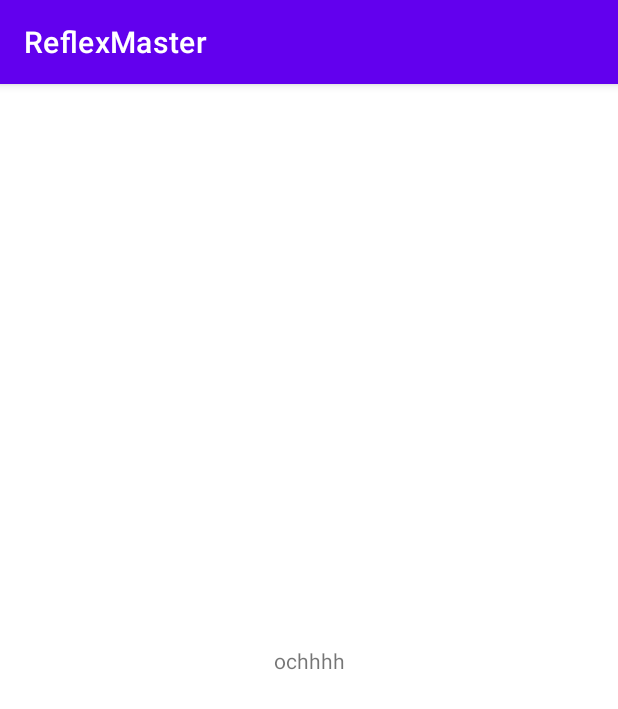
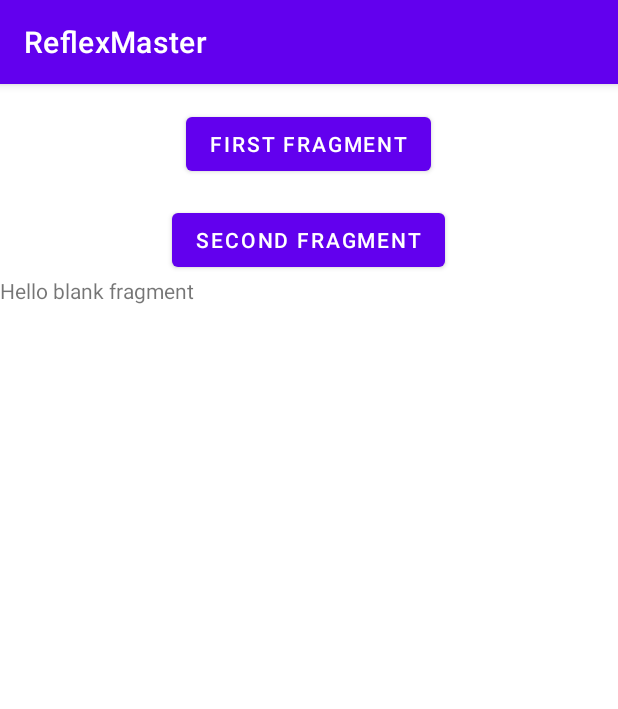
Before and after one commit to PeterHodas/ReflexMaster, an Android app: the screen it shows after launch (MainActivity), on a phone screen of 412 x 824 dp. Shown: the top 709 px of the screen. Run offline under Robolectric (Android 15) with nearby library versions, the phone set to English and light mode, and no system bars.

Commit message:
nejde to

```diff
--- a/app/src/main/java/com/example/reflexmaster/MainActivity.kt
+++ b/app/src/main/java/com/example/reflexmaster/MainActivity.kt
@@ -2,10 +2,43 @@ package com.example.reflexmaster
 
 import androidx.appcompat.app.AppCompatActivity
 import android.os.Bundle
+import android.view.View
+import android.widget.Button
+import androidx.fragment.app.Fragment
 
 class MainActivity : AppCompatActivity() {
     override fun onCreate(savedInstanceState: Bundle?) {
         super.onCreate(savedInstanceState)
         setContentView(R.layout.activity_main)
+
+        // Pri spustení aktivity nastavíme prvý fragment ako aktívny
+        supportFragmentManager.beginTransaction()
+            .replace(R.id.fragment_container, MainFragment())  //FirstFragment() -> MainFragment
+            .commit()
+
+        // Nastavíme OnClickListener pre tlačidlá na preklikávanie medzi fragmentmi
+       /* button_first.setOnClickListener {
+            replaceFragment(MainFragment())
+        }
+
+        button_second.setOnClickListener {
+            replaceFragment(MenuFragment())
+        }*/
+    }
+
+    // Nastavíme OnClickListener pre tlačidlá na preklikávanie medzi fragmentmi
+    fun onButtonClick1(view: View) {
+        replaceFragment(MainFragment())
+    }
+
+    fun onButtonClick2(view: View) {
+        replaceFragment(MenuFragment())
+    }
+
+    // Funkcia pre nahradenie aktívneho fragmentu
+    private fun replaceFragment(fragment: Fragment) {
+        supportFragmentManager.beginTransaction()
+            .replace(R.id.fragment_container, fragment)
+            .commit()
     }
 }
--- /dev/null
+++ b/app/src/main/java/com/example/reflexmaster/MainFragment.kt
@@ -0,0 +1,31 @@
+package com.example.reflexmaster
+
+import android.os.Bundle
+import androidx.fragment.app.Fragment
+import android.view.LayoutInflater
+import android.view.View
+import android.view.ViewGroup
+
+
+class MainFragment : Fragment() {
+
+
+    override fun onCreate(savedInstanceState: Bundle?) {
+        super.onCreate(savedInstanceState)
+        arguments?.let {
+
+        }
+    }
+
+    /*override fun onCreateView(
+        inflater: LayoutInflater, container: ViewGroup?,
+        savedInstanceState: Bundle?
+    ): View? {
+        // Inflate the layout for this fragment
+        return inflater.inflate(R.layout.fragment_main, container, false)
+    }*/
+
+    override fun onCreateView(inflater: LayoutInflater, container: ViewGroup?, savedInstanceState: Bundle?): View? {
+        return inflater.inflate(R.layout.fragment_main, container, false)
+    }
+}
--- /dev/null
+++ b/app/src/main/java/com/example/reflexmaster/MenuFragment.kt
@@ -0,0 +1,24 @@
+package com.example.reflexmaster
+
+import android.os.Bundle
+import androidx.fragment.app.Fragment
+import android.view.LayoutInflater
+import android.view.View
+import android.view.ViewGroup
+
+
+class MenuFragment : Fragment() {
+
+
+    override fun onCreate(savedInstanceState: Bundle?) {
+        super.onCreate(savedInstanceState)
+        arguments?.let {
+
+        }
+    }
+
+    override fun onCreateView(inflater: LayoutInflater, container: ViewGroup?, savedInstanceState: Bundle?): View? {
+        return inflater.inflate(R.layout.fragment_menu, container, false)
+    }
+
+}
--- a/app/src/main/res/layout/activity_main.xml
+++ b/app/src/main/res/layout/activity_main.xml
@@ -6,13 +6,40 @@
     android:layout_height="match_parent"
     tools:context=".MainActivity">
 
-    <TextView
-        android:layout_width="wrap_content"
-        android:layout_height="wrap_content"
-        android:text="ochhhh"
-        app:layout_constraintBottom_toBottomOf="parent"
-        app:layout_constraintEnd_toEndOf="parent"
-        app:layout_constraintStart_toStartOf="parent"
-        app:layout_constraintTop_toTopOf="parent" />
+    <RelativeLayout
+        android:layout_width="match_parent"
+        android:layout_height="match_parent">
+
+        <!-- Tlačidlá na preklikávanie medzi fragmentmi -->
+        <Button
+            android:id="@+id/button_first"
+            android:layout_width="wrap_content"
+            android:layout_height="wrap_content"
+            android:layout_alignParentTop="true"
+            android:layout_centerHorizontal="true"
+            android:layout_marginTop="16dp"
+            android:clickable="false"
+            android:text="First Fragment"
+            android:onClick="onButtonClick1"/>
+
+        <Button
+            android:id="@+id/button_second"
+            android:layout_width="wrap_content"
+            android:layout_height="wrap_content"
+            android:text="Second Fragment"
+            android:layout_below="@+id/button_first"
+            android:layout_marginTop="16dp"
+            android:layout_centerHorizontal="true"
+            android:onClick="onButtonClick2"/>
+
+        <!-- Kontajner pre fragmenty -->
+        <FrameLayout
+            android:id="@+id/fragment_container"
+            android:layout_width="match_parent"
+            android:layout_height="match_parent"
+            android:layout_below="@+id/button_second"/>
+
+    </RelativeLayout>
+
 
 </androidx.constraintlayout.widget.ConstraintLayout>
--- /dev/null
+++ b/app/src/main/res/layout/fragment_main.xml
@@ -0,0 +1,14 @@
+<?xml version="1.0" encoding="utf-8"?>
+<FrameLayout xmlns:android="http://schemas.android.com/apk/res/android"
+    xmlns:tools="http://schemas.android.com/tools"
+    android:layout_width="match_parent"
+    android:layout_height="match_parent"
+    tools:context=".MainFragment">
+
+    <!-- TODO: Update blank fragment layout -->
+    <TextView
+        android:layout_width="match_parent"
+        android:layout_height="match_parent"
+        android:text="@string/hello_blank_fragment" />
+
+</FrameLayout>
--- /dev/null
+++ b/app/src/main/res/layout/fragment_menu.xml
@@ -0,0 +1,14 @@
+<?xml version="1.0" encoding="utf-8"?>
+<FrameLayout xmlns:android="http://schemas.android.com/apk/res/android"
+    xmlns:tools="http://schemas.android.com/tools"
+    android:layout_width="match_parent"
+    android:layout_height="match_parent"
+    tools:context=".MenuFragment">
+
+    <!-- TODO: Update blank fragment layout -->
+    <TextView
+        android:layout_width="match_parent"
+        android:layout_height="match_parent"
+        android:text="@string/hello_blank_fragment" />
+
+</FrameLayout>
--- a/app/src/main/res/values/strings.xml
+++ b/app/src/main/res/values/strings.xml
@@ -1,3 +1,5 @@
 <resources>
     <string name="app_name">ReflexMaster</string>
+    <!-- TODO: Remove or change this placeholder text -->
+    <string name="hello_blank_fragment">Hello blank fragment</string>
 </resources>
```
